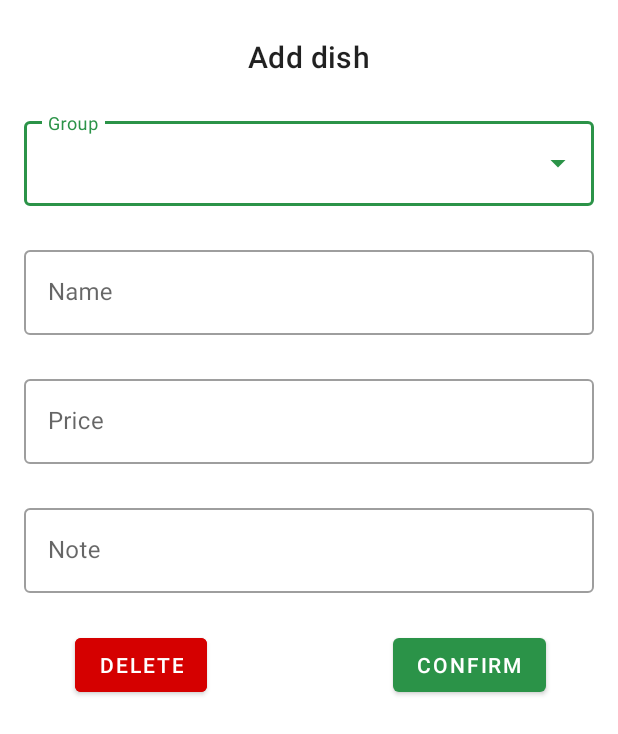
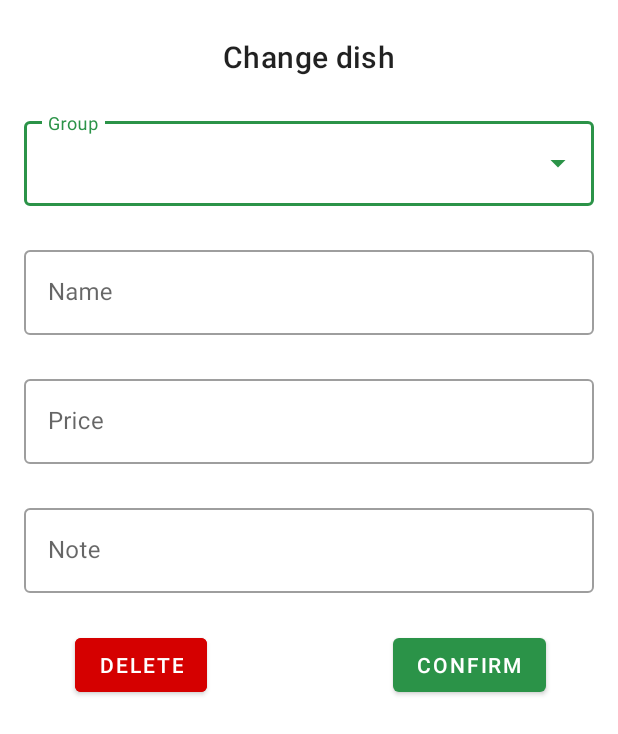
Before and after one commit to M3LNYK/Multimedia_app, an Android app: the layout dish_popup_edit.xml on its own in the app's theme, with its tools: preview values and no code run, on a phone screen of 412 x 824 dp. Shown: the top 734 px of the screen. Run offline under Robolectric (Android 15) with nearby library versions, the phone set to English and light mode, and no system bars.

Commit message:
Added popup to edit dish Changed buttons to correctly close views Found error with wrong groups change

```diff
--- a/app/src/main/res/layout/dish_popup_edit.xml
+++ b/app/src/main/res/layout/dish_popup_edit.xml
@@ -13,7 +13,7 @@
         android:layout_width="wrap_content"
         android:layout_height="wrap_content"
         android:layout_marginTop="24dp"
-        android:text="Add dish"
+        android:text="Change dish"
         android:textAppearance="?attr/textAppearanceHeadline6"
         app:layout_constraintEnd_toEndOf="parent"
         app:layout_constraintStart_toStartOf="parent"
@@ -32,7 +32,7 @@
         tools:layout_editor_absoluteX="16dp">
 
         <AutoCompleteTextView
-            android:id="@+id/dish_group_autocomplete"
+            android:id="@+id/dish_edit_group_autocomplete"
             android:layout_width="match_parent"
             android:layout_height="wrap_content"
             android:inputType="none" />
@@ -50,7 +50,7 @@
         app:layout_constraintTop_toBottomOf="@+id/outlinedTextField_dish_group">
 
         <com.google.android.material.textfield.TextInputEditText
-            android:id="@+id/popup_dishName"
+            android:id="@+id/popup_edit_dishName"
             android:layout_width="match_parent"
             android:layout_height="wrap_content" />
 
@@ -67,7 +67,7 @@
         app:layout_constraintTop_toBottomOf="@+id/outlinedTextField_dish_name">
 
         <com.google.android.material.textfield.TextInputEditText
-            android:id="@+id/popup_dishPrice"
+            android:id="@+id/popup_edit_dishPrice"
             android:layout_width="match_parent"
             android:layout_height="wrap_content" />
 
@@ -84,7 +84,7 @@
         app:layout_constraintTop_toBottomOf="@+id/outlinedTextField_dish_price">
 
         <com.google.android.material.textfield.TextInputEditText
-            android:id="@+id/popup_dishNote"
+            android:id="@+id/popup_edit_dishNote"
             android:layout_width="match_parent"
             android:layout_height="wrap_content" />
 
```
Also changed, not shown: app/src/main/java/com/example/pdfmenu/ADGC_Activity.java (+56 -15 lines).
